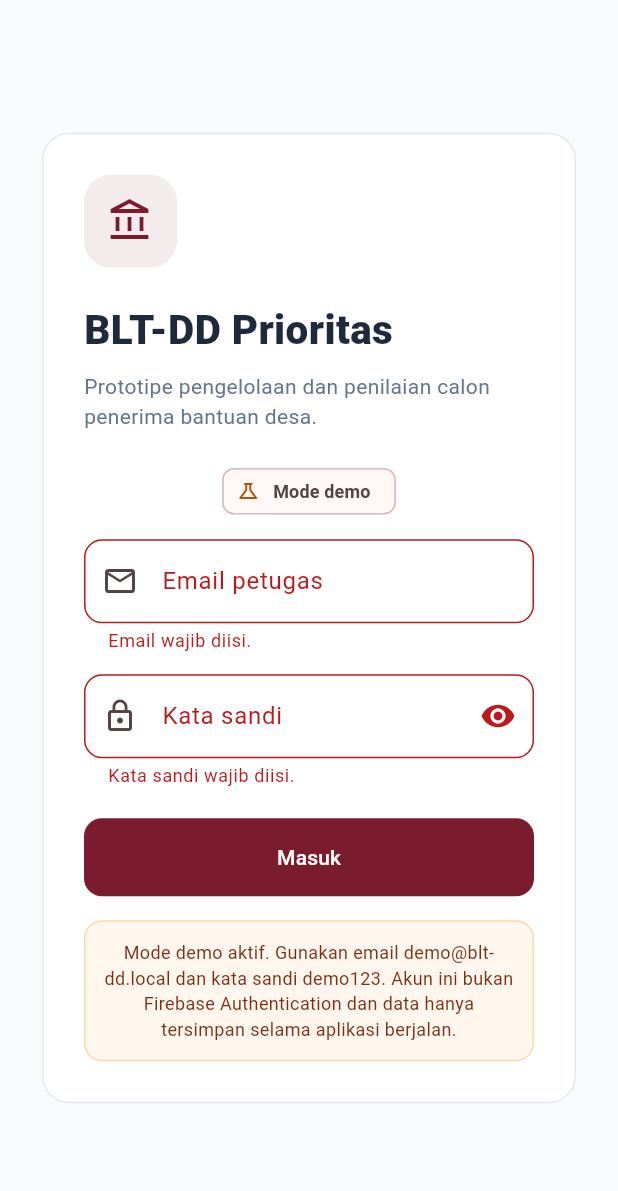
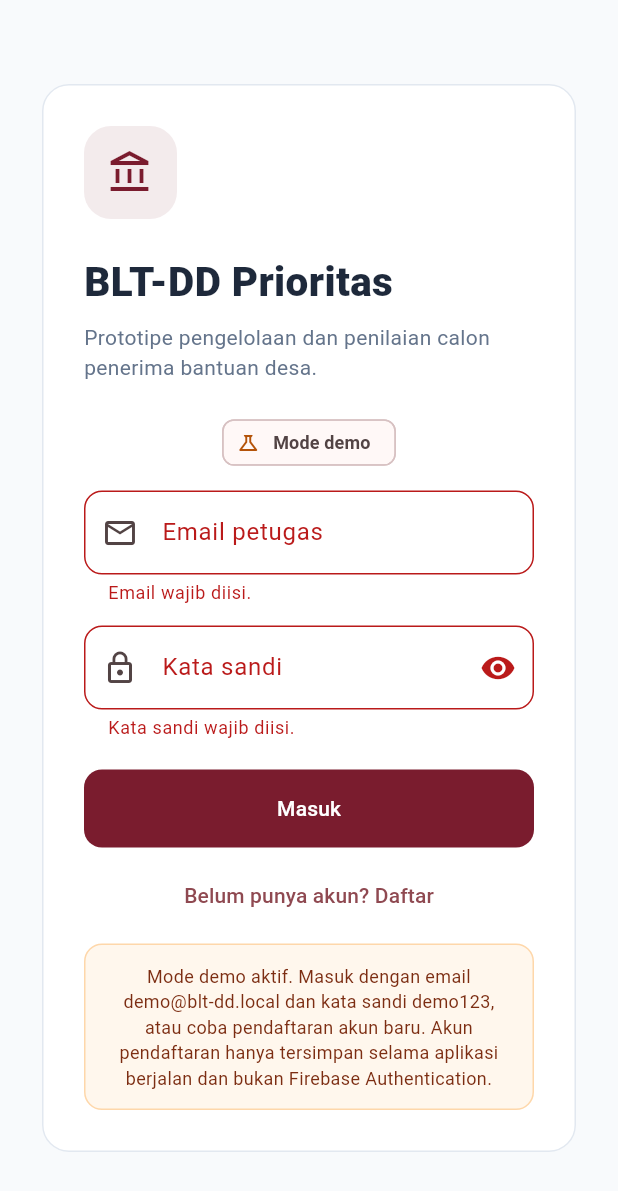
Before and after one commit to Bamsuti/BLT-DD-prioritas, a Flutter app: the screen it shows after launch, after a tap on "Masuk", on a phone screen of 412 x 824 dp. Shown: the top 1191 px of the screen. Run offline on Flutter 3.47's test engine with Material 3 defaults, Android fonts, the phone set to English and light mode, and no system bars; our stand-ins replace cloud_firestore, firebase_auth, firebase_core; accounts and stored records are empty.

Commit message:
feat(auth): tambah halaman daftar dan cek status login
Halaman masuk punya mode daftar (email, kata sandi, ulangi kata sandi)
dengan pesan kesalahan Bahasa Indonesia. Halaman berganti lewat
StreamBuilder status sesi, jadi keluar dan daftar tidak butuh callback
Navigator. Empat test baru menutup alur pendaftaran (28 test total).

```diff
--- a/lib/main.dart
+++ b/lib/main.dart
@@ -16,6 +16,12 @@ Future<void> main() async {
       ? int.tryParse(Uri.base.queryParameters['page'] ?? '')
       : null;
 
+  // Pohon semantik diaktifkan lewat ?semantics=1 agar aplikasi dapat diuji
+  // dengan pembaca layar dan otomasi berbasis aksesibilitas.
+  if (Uri.base.queryParameters.containsKey('semantics')) {
+    WidgetsBinding.instance.ensureSemantics();
+  }
+
   runApp(BLTDDApp(screenshotPage: page));
 }
 
@@ -32,9 +38,6 @@ class BLTDDApp extends StatefulWidget {
 }
 
 class _BLTDDAppState extends State<BLTDDApp> {
-  late bool _signedIn =
-      widget.screenshotPage != null || AppBackend.hasSession;
-
   @override
   Widget build(BuildContext context) {
     return MaterialApp(
@@ -45,22 +48,32 @@ class _BLTDDAppState extends State<BLTDDApp> {
     );
   }
 
+  /// Halaman mengikuti status login terkini.
+  ///
+  /// Mode Firebase memakai `authStateChanges()`, sehingga pemulihan sesi saat
+  /// aplikasi dimuat ulang dan penekanan tombol Keluar otomatis mengganti
+  /// halaman tanpa Navigator. `initialData` menutup jeda sebelum peristiwa
+  /// pertama tiba agar tidak ada kedipan indikator.
   Widget _buildHome() {
     final page = widget.screenshotPage;
     if (page == null) {
-      return _signedIn
-          ? AppShell(onLogout: () => setState(() => _signedIn = false))
-          : LoginPage(onLoginSuccess: () => setState(() => _signedIn = true));
+      return StreamBuilder<bool>(
+        stream: AppBackend.sessionChanges(),
+        initialData: AppBackend.hasSession,
+        builder: (context, snapshot) {
+          final masuk = snapshot.data ?? false;
+          return masuk ? const AppShell() : const LoginPage();
+        },
+      );
     }
     if (page <= 0) {
-      return LoginPage(onLoginSuccess: () {});
+      return const LoginPage();
     }
     final initialIndex = page >= 5 ? 1 : (page - 1).clamp(0, 3);
     return AppShell(
       initialIndex: initialIndex,
       openCandidateDialog: page == 5 || page == 6,
       validateFormOnOpen: page == 6,
-      onLogout: () {},
     );
   }
 }
--- a/lib/pages/app_shell.dart
+++ b/lib/pages/app_shell.dart
@@ -19,13 +19,11 @@ class AppShell extends StatefulWidget {
     this.initialIndex = 0,
     this.openCandidateDialog = false,
     this.validateFormOnOpen = false,
-    required this.onLogout,
   });
 
   final int initialIndex;
   final bool openCandidateDialog;
   final bool validateFormOnOpen;
-  final VoidCallback onLogout;
 
   @override
   State<AppShell> createState() => _AppShellState();
@@ -159,7 +157,7 @@ class _AppShellState extends State<AppShell> {
     } catch (_) {
       // Sesi lokal tetap diakhiri walau pemanggilan Firebase gagal.
     }
-    if (mounted) widget.onLogout();
+    // Halaman berganti otomatis karena mengikuti status login.
   }
 
   void _message(String text) {
--- a/lib/pages/login_page.dart
+++ b/lib/pages/login_page.dart
@@ -5,15 +5,16 @@ import 'package:blt_dd_prioritas/core/theme.dart';
 import 'package:blt_dd_prioritas/services/app_backend.dart';
 import 'package:blt_dd_prioritas/widgets/app_widgets.dart';
 
-/// Halaman login petugas.
+/// Halaman masuk dan daftar akun petugas.
 ///
-/// Memakai Firebase Authentication bila konfigurasi tersedia. Tanpa
-/// konfigurasi, halaman ini menjalankan mode demo dengan akun sintetis dan
-/// memberi label yang jelas bahwa ini bukan autentikasi Firebase.
+/// Satu halaman melayani dua mode; [_modeDaftar] menentukan kolom ulangi kata
+/// sandi serta aksi tombol. Memakai Firebase Authentication bila konfigurasi
+/// tersedia. Tanpa konfigurasi, halaman ini menjalankan mode demo dengan akun
+/// sintetis dan memberi label yang jelas bahwa ini bukan autentikasi Firebase.
+/// Penggantian halaman setelah berhasil masuk ditangani pemeriksaan status
+/// login pada [AppBackend.sessionChanges], bukan Navigator.
 class LoginPage extends StatefulWidget {
-  const LoginPage({super.key, required this.onLoginSuccess});
-
-  final VoidCallback onLoginSuccess;
+  const LoginPage({super.key});
 
   @override
   State<LoginPage> createState() => _LoginPageState();
@@ -23,6 +24,8 @@ class _LoginPageState extends State<LoginPage> {
   final _form = GlobalKey<FormState>();
   final _email = TextEditingController();
   final _password = TextEditingController();
+  final _confirmPassword = TextEditingController();
+  bool _modeDaftar = false;
   bool _showPassword = false;
   bool _loading = false;
 
@@ -30,27 +33,45 @@ class _LoginPageState extends State<LoginPage> {
   void dispose() {
     _email.dispose();
     _password.dispose();
+    _confirmPassword.dispose();
     super.dispose();
   }
 
-  Future<void> _login() async {
+  Future<void> _submit() async {
     if (!_form.currentState!.validate()) return;
     setState(() => _loading = true);
     try {
-      await AppBackend.signIn(_email.text, _password.text);
-      if (mounted) widget.onLoginSuccess();
+      if (_modeDaftar) {
+        await AppBackend.register(_email.text, _password.text);
+        _showMessage('Akun berhasil dibuat. Selamat datang di BLT-DD Prioritas.');
+      } else {
+        await AppBackend.signIn(_email.text, _password.text);
+      }
+      // Halaman berganti otomatis mengikuti status login.
     } on FirebaseAuthException catch (error) {
-      _showError(_authMessage(error.code));
+      _showMessage(_authMessage(error.code));
     } on AuthFailure catch (error) {
-      _showError(error.message);
+      _showMessage(error.message);
     } catch (_) {
-      _showError('Login gagal. Periksa koneksi dan konfigurasi Firebase.');
+      _showMessage(
+        _modeDaftar
+            ? 'Pendaftaran gagal. Periksa koneksi dan konfigurasi Firebase.'
+            : 'Login gagal. Periksa koneksi dan konfigurasi Firebase.',
+      );
     } finally {
       if (mounted) setState(() => _loading = false);
     }
   }
 
-  void _showError(String message) {
+  void _toggleMode() {
+    setState(() {
+      _modeDaftar = !_modeDaftar;
+      _confirmPassword.clear();
+      _loading = false;
+    });
+  }
+
+  void _showMessage(String message) {
     if (!mounted) return;
     ScaffoldMessenger.of(context)
       ..hideCurrentSnackBar()
@@ -65,6 +86,10 @@ class _LoginPageState extends State<LoginPage> {
         return 'Email atau kata sandi tidak sesuai.';
       case 'invalid-email':
         return 'Format email tidak valid.';
+      case 'email-already-in-use':
+        return 'Email sudah terdaftar. Silakan masuk.';
+      case 'weak-password':
+        return 'Kata sandi terlalu lemah, minimal 6 karakter.';
       case 'user-disabled':
         return 'Akun ini dinonaktifkan. Hubungi admin.';
       case 'too-many-requests':
@@ -81,7 +106,7 @@ class _LoginPageState extends State<LoginPage> {
       case 'web-storage-unsupported':
         return 'Browser memblokir penyimpanan sesi. Aktifkan penyimpanan situs.';
       default:
-        return 'Login gagal. Periksa akun dan konfigurasi Firebase.';
+        return 'Proses autentikasi gagal. Periksa akun dan konfigurasi Firebase.';
     }
   }
 
@@ -130,9 +155,11 @@ class _LoginPageState extends State<LoginPage> {
                         ),
                       ),
                       const SizedBox(height: 8),
-                      const Text(
-                        'Prototipe pengelolaan dan penilaian calon penerima bantuan desa.',
-                        style: TextStyle(color: AppColors.muted, height: 1.45),
+                      Text(
+                        _modeDaftar
+                            ? 'Buat akun petugas baru untuk mengelola dan menilai calon penerima bantuan desa.'
+                            : 'Prototipe pengelolaan dan penilaian calon penerima bantuan desa.',
+                        style: const TextStyle(color: AppColors.muted, height: 1.45),
                       ),
                       const SizedBox(height: 20),
                       ModeChip(firebaseReady: firebaseReady),
@@ -161,7 +188,9 @@ class _LoginPageState extends State<LoginPage> {
                         key: const Key('login-password'),
                         controller: _password,
                         obscureText: !_showPassword,
-                        textInputAction: TextInputAction.done,
+                        textInputAction: _modeDaftar
+                            ? TextInputAction.next
+                            : TextInputAction.done,
                         decoration: InputDecoration(
                           labelText: 'Kata sandi',
                           prefixIcon: const Icon(Icons.lock_outline),
@@ -186,12 +215,37 @@ class _LoginPageState extends State<LoginPage> {
                           }
                           return null;
                         },
-                        onFieldSubmitted: (_) => _login(),
+                        onFieldSubmitted: (_) {
+                          if (!_modeDaftar) _submit();
+                        },
                       ),
+                      if (_modeDaftar) ...[
+                        const SizedBox(height: 14),
+                        TextFormField(
+                          key: const Key('login-confirm'),
+                          controller: _confirmPassword,
+                          obscureText: !_showPassword,
+                          textInputAction: TextInputAction.done,
+                          decoration: const InputDecoration(
+                            labelText: 'Ulangi kata sandi',
+                            prefixIcon: Icon(Icons.lock_reset_outlined),
+                          ),
+                          validator: (value) {
+                            if ((value ?? '').isEmpty) {
+                              return 'Ulangi kata sandi wajib diisi.';
+                            }
+                            if (value != _password.text) {
+                              return 'Ulangi kata sandi tidak sama.';
+                            }
+                            return null;
+                          },
+                          onFieldSubmitted: (_) => _submit(),
+                        ),
+                      ],
                       const SizedBox(height: 20),
                       FilledButton(
                         key: const Key('login-submit'),
-                        onPressed: _loading ? null : _login,
+                        onPressed: _loading ? null : _submit,
                         style: FilledButton.styleFrom(
                           padding: const EdgeInsets.symmetric(vertical: 16),
                         ),
@@ -204,10 +258,20 @@ class _LoginPageState extends State<LoginPage> {
                                   color: Colors.white,
                                 ),
                               )
-                            : const Text('Masuk'),
+                            : Text(_modeDaftar ? 'Daftar' : 'Masuk'),
+                      ),
+                      const SizedBox(height: 8),
+                      TextButton(
+                        key: const Key('login-toggle'),
+                        onPressed: _loading ? null : _toggleMode,
+                        child: Text(
+                          _modeDaftar
+                              ? 'Sudah punya akun? Masuk'
+                              : 'Belum punya akun? Daftar',
+                        ),
                       ),
                       if (!firebaseReady) ...[
-                        const SizedBox(height: 16),
+                        const SizedBox(height: 8),
                         Container(
                           padding: const EdgeInsets.all(12),
                           decoration: BoxDecoration(
@@ -217,10 +281,12 @@ class _LoginPageState extends State<LoginPage> {
                           ),
                           child: Text(
                             AppBackend.firebaseInitError == null
-                                ? 'Mode demo aktif. Gunakan email '
-                                      'demo@blt-dd.local dan kata sandi demo123. '
-                                      'Akun ini bukan Firebase Authentication dan data '
-                                      'hanya tersimpan selama aplikasi berjalan.'
+                                ? 'Mode demo aktif. Masuk dengan email '
+                                      'demo@blt-dd.local dan kata sandi demo123, '
+                                      'atau coba pendaftaran akun baru. Akun '
+                                      'pendaftaran hanya tersimpan selama '
+                                      'aplikasi berjalan dan bukan Firebase '
+                                      'Authentication.'
                                 : 'Konfigurasi Firebase gagal diinisialisasi, '
                                       'sehingga aplikasi berjalan di mode demo. '
                                       'Periksa nilai --dart-define dan domain yang '
```
Also changed, not shown: 1 other file.
